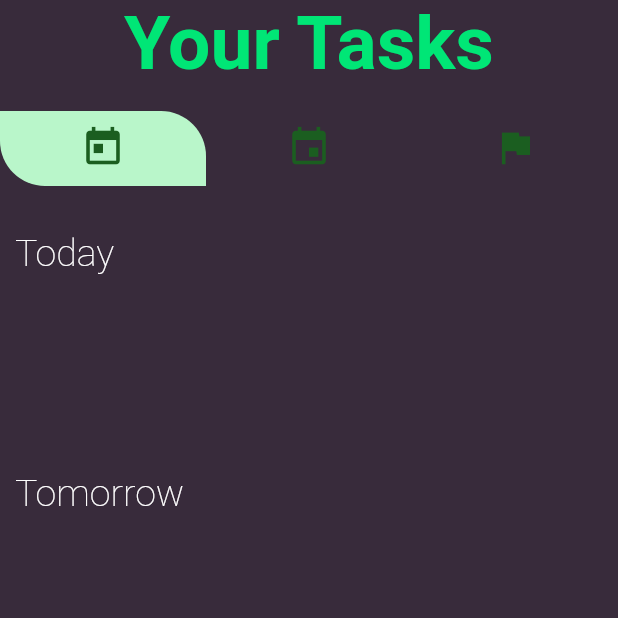
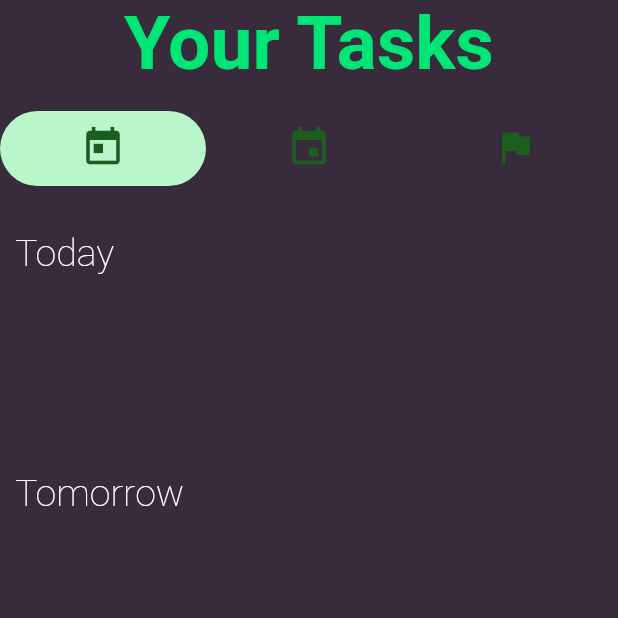
Before and after one commit to phian/Todo_App_Demo, a Flutter app: the screen it shows after launch, on a phone screen of 412 x 824 dp, the top half of it. Run offline on Flutter 3.47's test engine with Material 2 defaults, Android fonts, the phone set to English and light mode, and no system bars; drawn by our look-alikes of curved_navigation_bar; our stand-ins replace google_fonts; Roboto replaces fonts that are missing (Aclonica, Courgette).

Commit message:
Demo first commit
Demo first commit

```diff
--- a/lib/main.dart
+++ b/lib/main.dart
@@ -12,7 +12,7 @@ class MyApp extends StatefulWidget {
   _MyAppState createState() => _MyAppState();
 }
 
-class _MyAppState extends State<MyApp> {//
+class _MyAppState extends State<MyApp> {
   @override
   void initState() {
     // TODO: implement initState
--- a/lib/ui/main_screen.dart
+++ b/lib/ui/main_screen.dart
@@ -74,7 +74,8 @@ class _HomeScreenState extends State<HomeScreen> with TickerProviderStateMixin {
                   controller: _tabController,
                   indicator: BoxDecoration(
                     color: Color(0xFFB9F6CA),
-                    borderRadius: BorderRadius.only(topRight: Radius.circular(30), bottomLeft: Radius.circular(30)),
+//                    borderRadius: BorderRadius.only(topRight: Radius.circular(30), bottomLeft: Radius.circular(30)),
+                  borderRadius: BorderRadius.circular(30)
                   ),
                   tabs: <Widget>[
                     Tab(
```
